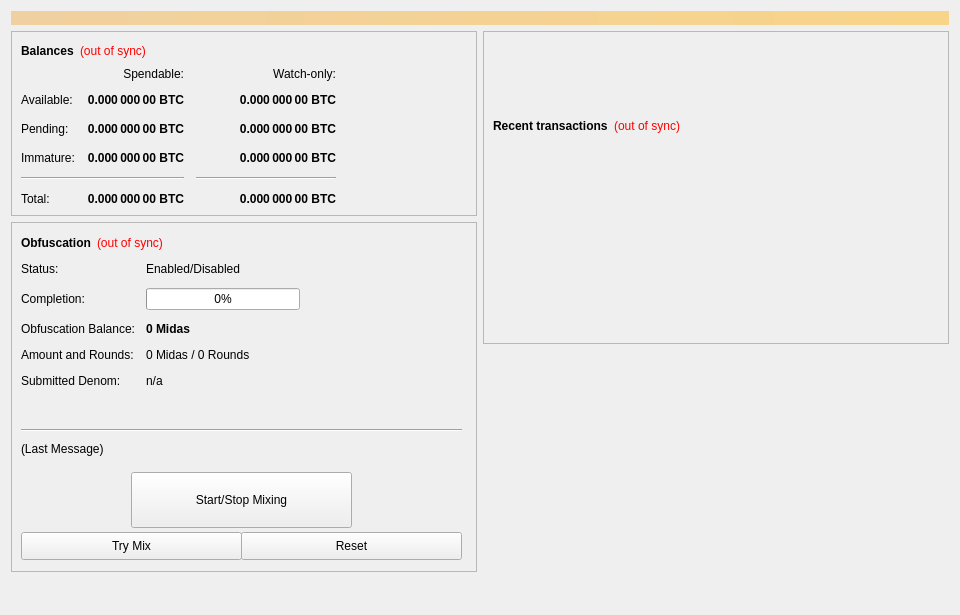
hazzardt/midas, file src/qt/forms/overviewpage.ui: the form before one commit.
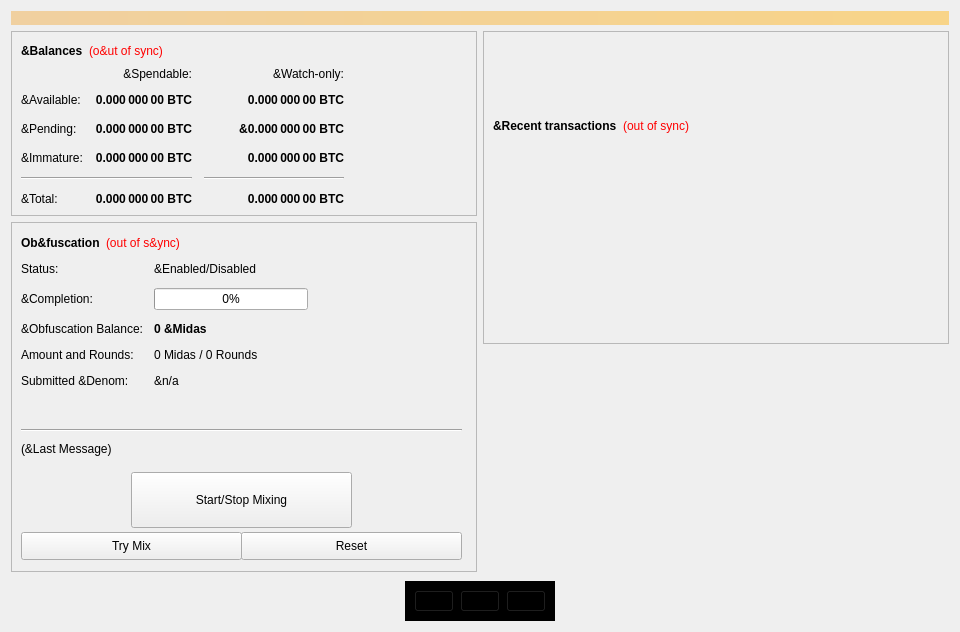
The form after the commit. Icons and pictures are not drawn.

Commit message: Add social buttons

What changed in the file:
```diff
--- a/src/qt/forms/overviewpage.ui
+++ b/src/qt/forms/overviewpage.ui
@@ -7,7 +7,7 @@
     <x>0</x>
     <y>0</y>
     <width>960</width>
-    <height>615</height>
+    <height>632</height>
    </rect>
   </property>
   <property name="minimumSize">
@@ -19,6 +19,9 @@
   <property name="windowTitle">
    <string>Form</string>
   </property>
+  <property name="autoFillBackground">
+   <bool>false</bool>
+  </property>
   <layout class="QVBoxLayout" name="topLayout">
    <item>
     <widget class="QLabel" name="labelAlerts">
@@ -60,7 +63,7 @@
                </font>
               </property>
               <property name="text">
-               <string>Balances</string>
+               <string>&amp;Balances</string>
               </property>
              </widget>
             </item>
@@ -76,7 +79,7 @@
                <string notr="true">QLabel { color: red; }</string>
               </property>
               <property name="text">
-               <string notr="true">(out of sync)</string>
+               <string notr="true">(o&amp;ut of sync)</string>
               </property>
               <property name="alignment">
                <set>Qt::AlignLeading|Qt::AlignLeft|Qt::AlignVCenter</set>
@@ -118,7 +121,7 @@
                <string>Unconfirmed transactions to watch-only addresses</string>
               </property>
               <property name="text">
-               <string notr="true">0.000 000 00 BTC</string>
+               <string notr="true">&amp;0.000 000 00 BTC</string>
               </property>
               <property name="alignment">
                <set>Qt::AlignRight|Qt::AlignTrailing|Qt::AlignVCenter</set>
@@ -207,7 +210,7 @@
             <item row="5" column="0">
              <widget class="QLabel" name="labelTotalText">
               <property name="text">
-               <string>Total:</string>
+               <string>&amp;Total:</string>
               </property>
              </widget>
             </item>
@@ -252,7 +255,7 @@
             <item row="3" column="0">
              <widget class="QLabel" name="labelImmatureText">
               <property name="text">
-               <string>Immature:</string>
+               <string>&amp;Immature:</string>
               </property>
              </widget>
             </item>
@@ -309,7 +312,7 @@
             <item row="0" column="2">
              <widget class="QLabel" name="labelWatchonly">
               <property name="text">
-               <string>Watch-only:</string>
+               <string>&amp;Watch-only:</string>
               </property>
               <property name="alignment">
                <set>Qt::AlignRight|Qt::AlignTrailing|Qt::AlignVCenter</set>
@@ -319,7 +322,7 @@
             <item row="1" column="0">
              <widget class="QLabel" name="labelBalanceText">
               <property name="text">
-               <string>Available:</string>
+               <string>&amp;Available:</string>
               </property>
              </widget>
             </item>
@@ -376,14 +379,14 @@
             <item row="2" column="0">
              <widget class="QLabel" name="labelPendingText">
               <property name="text">
-               <string>Pending:</string>
+               <string>&amp;Pending:</string>
               </property>
              </widget>
             </item>
             <item row="0" column="1">
              <widget class="QLabel" name="labelSpendable">
               <property name="text">
-               <string>Spendable:</string>
+               <string>&amp;Spendable:</string>
               </property>
               <property name="alignment">
                <set>Qt::AlignRight|Qt::AlignTrailing|Qt::AlignVCenter</set>
@@ -441,7 +444,7 @@
            <item row="1" column="0">
             <widget class="QLabel" name="label_7">
              <property name="text">
-              <string>Completion:</string>
+              <string>&amp;Completion:</string>
              </property>
             </widget>
            </item>
@@ -461,7 +464,7 @@
            <item row="2" column="0">
             <widget class="QLabel" name="labelAnonymizedText">
              <property name="text">
-              <string>Obfuscation Balance:</string>
+              <string>&amp;Obfuscation Balance:</string>
              </property>
             </widget>
            </item>
@@ -474,7 +477,7 @@
               </font>
              </property>
              <property name="text">
-              <string notr="true">0 Midas</string>
+              <string notr="true">0 &amp;Midas</string>
              </property>
             </widget>
            </item>
@@ -495,7 +498,7 @@
            <item row="4" column="0">
             <widget class="QLabel" name="label_9">
              <property name="text">
-              <string>Submitted Denom:</string>
+              <string>Submitted &amp;Denom:</string>
              </property>
             </widget>
            </item>
@@ -505,14 +508,14 @@
               <string>The denominations you submitted to the Masternode.&lt;br&gt;To mix, other users must submit the exact same denominations.</string>
              </property>
              <property name="text">
-              <string>n/a</string>
+              <string>&amp;n/a</string>
              </property>
             </widget>
            </item>
            <item row="0" column="1">
             <widget class="QLabel" name="obfuscationEnabled">
              <property name="text">
-              <string>Enabled/Disabled</string>
+              <string>&amp;Enabled/Disabled</string>
              </property>
             </widget>
            </item>
@@ -1003,7 +1006,7 @@
            </size>
           </property>
           <property name="text">
-           <string>(Last Message)</string>
+           <string>(&amp;Last Message)</string>
           </property>
           <property name="alignment">
            <set>Qt::AlignLeading|Qt::AlignLeft|Qt::AlignTop</set>
@@ -1078,7 +1081,7 @@
               </font>
              </property>
              <property name="text">
-              <string>Obfuscation</string>
+              <string>Ob&amp;fuscation</string>
              </property>
             </widget>
            </item>
@@ -1091,7 +1094,7 @@
               <string notr="true">QLabel { color: red; }</string>
              </property>
              <property name="text">
-              <string notr="true">(out of sync)</string>
+              <string notr="true">(out of s&amp;ync)</string>
              </property>
              <property name="alignment">
               <set>Qt::AlignLeading|Qt::AlignLeft|Qt::AlignVCenter</set>
@@ -1168,7 +1171,7 @@
                </font>
               </property>
               <property name="text">
-               <string>Recent transactions</string>
+               <string>&amp;Recent transactions</string>
               </property>
              </widget>
             </item>
@@ -1248,6 +1251,575 @@
      </item>
     </layout>
    </item>
+   <item>
+    <layout class="QVBoxLayout" name="verticalLayout_6">
+     <item>
+      <layout class="QHBoxLayout" name="horizontalLayout_3">
+       <item>
+        <spacer name="horizontalSpacer_6">
+         <property name="orientation">
+          <enum>Qt::Horizontal</enum>
+         </property>
+         <property name="sizeHint" stdset="0">
+          <size>
+           <width>40</width>
+           <height>20</height>
+          </size>
+         </property>
+        </spacer>
+       </item>
+       <item>
+        <widget class="QWidget" name="socialLinks" native="true">
+         <property name="palette">
+          <palette>
+           <active>
+            <colorrole role="WindowText">
+             <brush brushstyle="SolidPattern">
+              <color alpha="255">
+               <red>0</red>
+               <green>0</green>
+               <blue>0</blue>
+              </color>
+             </brush>
+            </colorrole>
+            <colorrole role="Button">
+             <brush brushstyle="SolidPattern">
+              <color alpha="255">
+               <red>0</red>
+               <green>0</green>
+               <blue>0</blue>
+              </color>
+             </brush>
+            </colorrole>
+            <colorrole role="Light">
+             <brush brushstyle="SolidPattern">
+              <color alpha="255">
+               <red>0</red>
+               <green>0</green>
+               <blue>0</blue>
+              </color>
+             </brush>
+            </colorrole>
+            <colorrole role="Midlight">
+             <brush brushstyle="SolidPattern">
+              <color alpha="255">
+               <red>0</red>
+               <green>0</green>
+               <blue>0</blue>
+              </color>
+             </brush>
+            </colorrole>
+            <colorrole role="Dark">
+             <brush brushstyle="SolidPattern">
+              <color alpha="255">
+               <red>0</red>
+               <green>0</green>
+               <blue>0</blue>
+              </color>
+             </brush>
+            </colorrole>
+            <colorrole role="Text">
+             <brush brushstyle="SolidPattern">
+              <color alpha="255">
+               <red>0</red>
+               <green>0</green>
+               <blue>0</blue>
+              </color>
+             </brush>
+            </colorrole>
+            <colorrole role="BrightText">
+             <brush brushstyle="SolidPattern">
+              <color alpha="255">
+               <red>0</red>
+               <green>0</green>
+               <blue>0</blue>
+              </color>
+             </brush>
+            </colorrole>
+            <colorrole role="ButtonText">
+             <brush brushstyle="SolidPattern">
+              <color alpha="255">
+               <red>0</red>
+               <green>0</green>
+               <blue>0</blue>
+              </color>
+             </brush>
+            </colorrole>
+            <colorrole role="Base">
+             <brush brushstyle="SolidPattern">
+              <color alpha="255">
+               <red>0</red>
+               <green>0</green>
+               <blue>0</blue>
+              </color>
+             </brush>
+            </colorrole>
+            <colorrole role="Window">
+             <brush brushstyle="SolidPattern">
+              <color alpha="255">
+               <red>0</red>
+               <green>0</green>
+               <blue>0</blue>
+              </color>
+             </brush>
+            </colorrole>
+            <colorrole role="HighlightedText">
+             <brush brushstyle="SolidPattern">
+              <color alpha="255">
+               <red>0</red>
+               <green>0</green>
+               <blue>0</blue>
+              </color>
+             </brush>
+            </colorrole>
+            <colorrole role="AlternateBase">
+             <brush brushstyle="SolidPattern">
+              <color alpha="255">
+               <red>0</red>
+               <green>0</green>
+               <blue>0</blue>
+              </color>
+             </brush>
+            </colorrole>
+            <colorrole role="ToolTipBase">
+             <brush brushstyle="SolidPattern">
+              <color alpha="255">
+               <red>0</red>
+               <green>0</green>
+               <blue>0</blue>
+              </color>
+             </brush>
+            </colorrole>
+           </active>
+           <inactive>
+            <colorrole role="WindowText">
+             <brush brushstyle="SolidPattern">
+              <color alpha="255">
+               <red>0</red>
+               <green>0</green>
+               <blue>0</blue>
+              </color>
+             </brush>
+            </colorrole>
+            <colorrole role="Button">
+             <brush brushstyle="SolidPattern">
+              <color alpha="255">
+               <red>0</red>
+               <green>0</green>
+               <blue>0</blue>
+              </color>
+             </brush>
+            </colorrole>
+            <colorrole role="Light">
+             <brush brushstyle="SolidPattern">
+              <color alpha="255">
+               <red>0</red>
+               <green>0</green>
+               <blue>0</blue>
+              </color>
+             </brush>
+            </colorrole>
+            <colorrole role="Midlight">
+             <brush brushstyle="SolidPattern">
+              <color alpha="255">
+               <red>0</red>
+               <green>0</green>
+               <blue>0</blue>
+              </color>
+             </brush>
+            </colorrole>
+            <colorrole role="Dark">
+             <brush brushstyle="SolidPattern">
+              <color alpha="255">
+               <red>0</red>
+               <green>0</green>
+               <blue>0</blue>
+              </color>
+             </brush>
+            </colorrole>
+            <colorrole role="Text">
+             <brush brushstyle="SolidPattern">
+              <color alpha="255">
+               <red>0</red>
+               <green>0</green>
+               <blue>0</blue>
+              </color>
+             </brush>
+            </colorrole>
+            <colorrole role="BrightText">
+             <brush brushstyle="SolidPattern">
+              <color alpha="255">
+               <red>0</red>
+               <green>0</green>
+               <blue>0</blue>
+              </color>
+             </brush>
+            </colorrole>
+            <colorrole role="ButtonText">
+             <brush brushstyle="SolidPattern">
+              <color alpha="255">
+               <red>0</red>
+               <green>0</green>
+               <blue>0</blue>
+              </color>
+             </brush>
+            </colorrole>
+            <colorrole role="Base">
+             <brush brushstyle="SolidPattern">
+              <color alpha="255">
+               <red>0</red>
+               <green>0</green>
+               <blue>0</blue>
+              </color>
+             </brush>
+            </colorrole>
+            <colorrole role="Window">
+             <brush brushstyle="SolidPattern">
+              <color alpha="255">
+               <red>0</red>
+               <green>0</green>
+               <blue>0</blue>
+              </color>
+             </brush>
+            </colorrole>
+            <colorrole role="HighlightedText">
+             <brush brushstyle="SolidPattern">
+              <color alpha="255">
+               <red>0</red>
+               <green>0</green>
+               <blue>0</blue>
+              </color>
+             </brush>
+            </colorrole>
+            <colorrole role="AlternateBase">
+             <brush brushstyle="SolidPattern">
+              <color alpha="255">
+               <red>0</red>
+               <green>0</green>
+               <blue>0</blue>
+              </color>
+             </brush>
+            </colorrole>
+            <colorrole role="ToolTipBase">
+             <brush brushstyle="SolidPattern">
+              <color alpha="255">
+               <red>0</red>
+               <green>0</green>
+               <blue>0</blue>
+              </color>
+             </brush>
+            </colorrole>
+           </inactive>
+           <disabled>
+            <colorrole role="WindowText">
+             <brush brushstyle="SolidPattern">
+              <color alpha="255">
+               <red>0</red>
+               <green>0</green>
+               <blue>0</blue>
+              </color>
+             </brush>
+            </colorrole>
+            <colorrole role="Button">
+             <brush brushstyle="SolidPattern">
+              <color alpha="255">
+               <red>0</red>
+               <green>0</green>
+               <blue>0</blue>
+              </color>
+             </brush>
+            </colorrole>
+            <colorrole role="Light">
+             <brush brushstyle="SolidPattern">
+              <color alpha="255">
+               <red>0</red>
+               <green>0</green>
+               <blue>0</blue>
+              </color>
+             </brush>
+            </colorrole>
+            <colorrole role="Midlight">
+             <brush brushstyle="SolidPattern">
+              <color alpha="255">
+               <red>0</red>
+               <green>0</green>
+               <blue>0</blue>
+              </color>
+             </brush>
+            </colorrole>
+            <colorrole role="Dark">
+             <brush brushstyle="SolidPattern">
+              <color alpha="255">
+               <red>0</red>
+               <green>0</green>
+               <blue>0</blue>
+              </color>
+             </brush>
+            </colorrole>
+            <colorrole role="Text">
+             <brush brushstyle="SolidPattern">
+              <color alpha="255">
+               <red>0</red>
+               <green>0</green>
+               <blue>0</blue>
+              </color>
+             </brush>
+            </colorrole>
+            <colorrole role="BrightText">
+             <brush brushstyle="SolidPattern">
+              <color alpha="255">
+               <red>0</red>
+               <green>0</green>
+               <blue>0</blue>
+              </color>
+             </brush>
+            </colorrole>
+            <colorrole role="ButtonText">
+             <brush brushstyle="SolidPattern">
+              <color alpha="255">
+               <red>0</red>
+               <green>0</green>
+               <blue>0</blue>
+              </color>
+             </brush>
+            </colorrole>
+            <colorrole role="Base">
+             <brush brushstyle="SolidPattern">
+              <color alpha="255">
+               <red>0</red>
+               <green>0</green>
+               <blue>0</blue>
+              </color>
+             </brush>
+            </colorrole>
+            <colorrole role="Window">
+             <brush brushstyle="SolidPattern">
+              <color alpha="255">
+               <red>0</red>
+               <green>0</green>
+               <blue>0</blue>
+              </color>
+             </brush>
+            </colorrole>
+            <colorrole role="HighlightedText">
+             <brush brushstyle="SolidPattern">
+              <color alpha="255">
+               <red>0</red>
+               <green>0</green>
+               <blue>0</blue>
+              </color>
+             </brush>
+            </colorrole>
+            <colorrole role="AlternateBase">
+             <brush brushstyle="SolidPattern">
+              <color alpha="255">
+               <red>0</red>
+               <green>0</green>
+               <blue>0</blue>
+              </color>
+             </brush>
+            </colorrole>
+            <colorrole role="ToolTipBase">
+             <brush brushstyle="SolidPattern">
+              <color alpha="255">
+               <red>0</red>
+               <green>0</green>
+               <blue>0</blue>
+              </color>
+             </brush>
+            </colorrole>
+           </disabled>
+          </palette>
+         </property>
+         <property name="autoFillBackground">
+          <bool>true</bool>
+         </property>
+         <layout class="QHBoxLayout" name="socialList">
+          <item>
+           <widget class="QPushButton" name="tgBtn">
+            <property name="palette">
+             <palette>
+              <active>
+               <colorrole role="Button">
+                <brush brushstyle="SolidPattern">
+                 <color alpha="255">
+                  <red>0</red>
+                  <green>0</green>
+                  <blue>0</blue>
+                 </color>
+                </brush>
+               </colorrole>
+              </active>
+              <inactive>
+               <colorrole role="Button">
+                <brush brushstyle="SolidPattern">
+                 <color alpha="255">
+                  <red>0</red>
+                  <green>0</green>
+                  <blue>0</blue>
+                 </color>
+                </brush>
+               </colorrole>
+              </inactive>
+              <disabled>
+               <colorrole role="Button">
+                <brush brushstyle="SolidPattern">
+                 <color alpha="255">
+                  <red>0</red>
+                  <green>0</green>
+                  <blue>0</blue>
+                 </color>
+                </brush>
+               </colorrole>
+              </disabled>
+             </palette>
+            </property>
+            <property name="cursor">
+             <cursorShape>PointingHandCursor</cursorShape>
+            </property>
+            <property name="toolTip">
+             <string>Telegram</string>
+            </property>
+            <property name="text">
+             <string/>
+            </property>
+            <property name="icon">
+             <iconset>
+              <normaloff>../res/icons/telegram.png</normaloff>../res/icons/telegram.png</iconset>
+            </property>
+            <property name="autoDefault">
+             <bool>false</bool>
+            </property>
+           </widget>
+          </item>
+          <item>
+           <widget class="QPushButton" name="twBtn">
+            <property name="palette">
+             <palette>
+              <active>
+               <colorrole role="Button">
+                <brush brushstyle="SolidPattern">
+                 <color alpha="255">
+                  <red>0</red>
+                  <green>0</green>
+                  <blue>0</blue>
+                 </color>
+                </brush>
+               </colorrole>
+              </active>
+              <inactive>
+               <colorrole role="Button">
+                <brush brushstyle="SolidPattern">
+                 <color alpha="255">
+                  <red>0</red>
+                  <green>0</green>
+                  <blue>0</blue>
+                 </color>
+                </brush>
+               </colorrole>
+              </inactive>
+              <disabled>
+               <colorrole role="Button">
+                <brush brushstyle="SolidPattern">
+                 <color alpha="255">
+                  <red>0</red>
+                  <green>0</green>
+                  <blue>0</blue>
+                 </color>
+                </brush>
+               </colorrole>
+              </disabled>
+             </palette>
+            </property>
+            <property name="cursor">
+             <cursorShape>PointingHandCursor</cursorShape>
+            </property>
+            <property name="toolTip">
+             <string>Twitter</string>
+            </property>
+            <property name="text">
+             <string/>
+            </property>
+            <property name="icon">
+             <iconset>
+              <normaloff>../res/icons/twitter.png</normaloff>../res/icons/twitter.png</iconset>
+            </property>
+           </widget>
+          </item>
+          <item>
+           <widget class="QPushButton" name="dscBtn">
+            <property name="palette">
+             <palette>
+              <active>
+               <colorrole role="Button">
+                <brush brushstyle="SolidPattern">
+                 <color alpha="255">
+                  <red>0</red>
+                  <green>0</green>
+                  <blue>0</blue>
+                 </color>
+                </brush>
+               </colorrole>
+              </active>
+              <inactive>
+               <colorrole role="Button">
+                <brush brushstyle="SolidPattern">
+                 <color alpha="255">
+                  <red>0</red>
+                  <green>0</green>
+                  <blue>0</blue>
+                 </color>
+                </brush>
+               </colorrole>
+              </inactive>
+              <disabled>
+               <colorrole role="Button">
+                <brush brushstyle="SolidPattern">
+                 <color alpha="255">
+                  <red>0</red>
+                  <green>0</green>
+                  <blue>0</blue>
+                 </color>
+                </brush>
+               </colorrole>
+              </disabled>
+             </palette>
+            </property>
+            <property name="cursor">
+             <cursorShape>PointingHandCursor</cursorShape>
+            </property>
+            <property name="toolTip">
+             <string>Discord</string>
+            </property>
+            <property name="text">
+             <string/>
+            </property>
+            <property name="icon">
+             <iconset>
+              <normaloff>../res/icons/discord.png</normaloff>../res/icons/discord.png</iconset>
+            </property>
+           </widget>
+          </item>
+         </layout>
+        </widget>
+       </item>
+       <item>
+        <spacer name="horizontalSpacer_5">
+         <property name="orientation">
+          <enum>Qt::Horizontal</enum>
+         </property>
+         <property name="sizeHint" stdset="0">
+          <size>
+           <width>40</width>
+           <height>20</height>
+          </size>
+         </property>
+        </spacer>
+       </item>
+      </layout>
+     </item>
+    </layout>
+   </item>
   </layout>
  </widget>
  <resources/>
```
Left out of the diff: 3 changed lines with no effect on the pictures. The commit also changes 9 other files.
